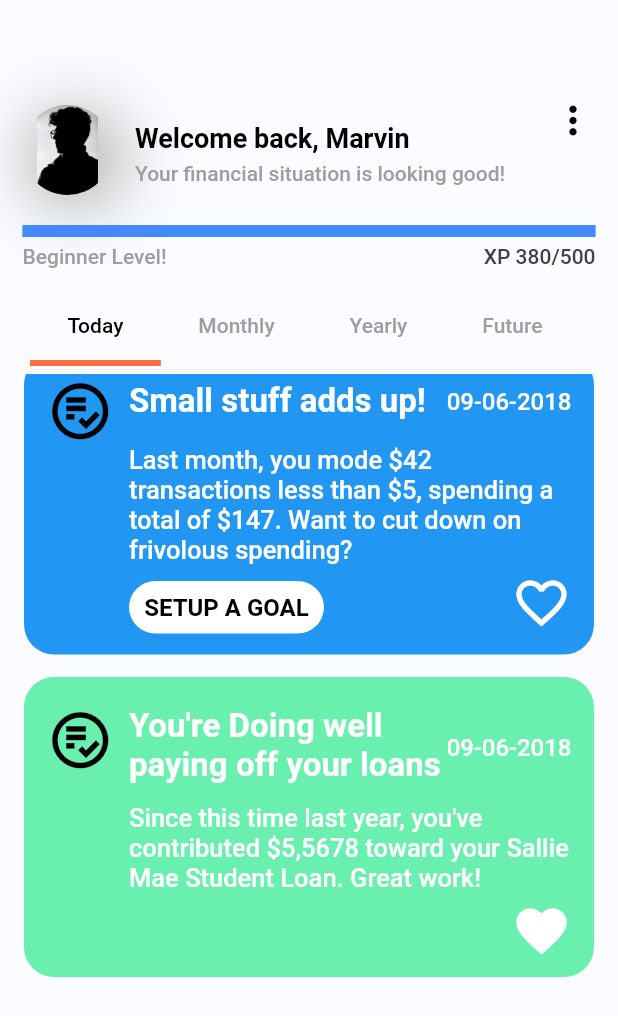
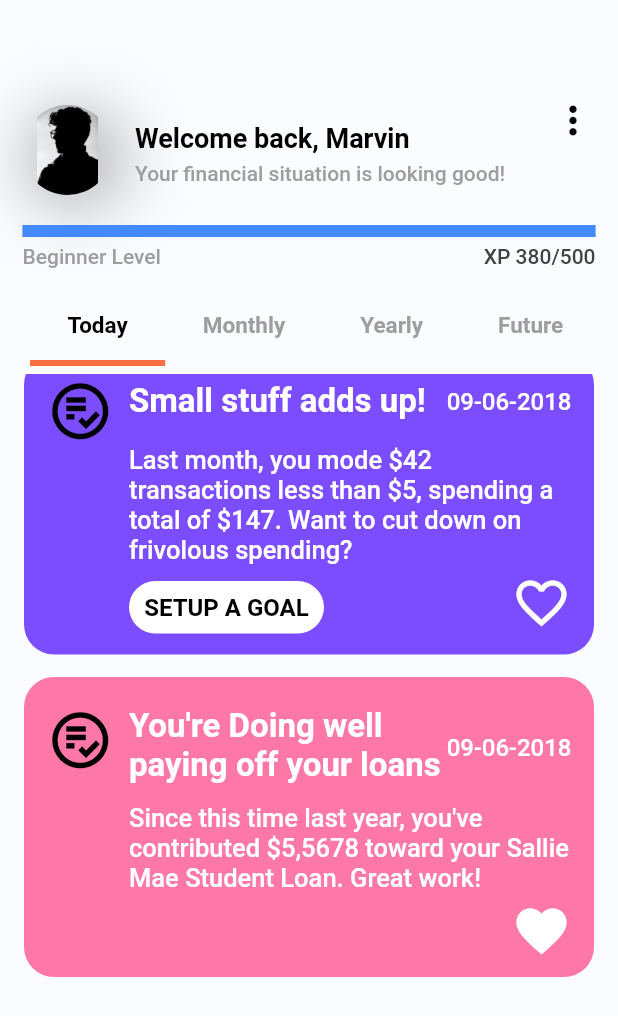
Before and after one commit to MalinthaSamarasinghe/Flutter_Demo_01, a Flutter app: the screen it shows after launch, scrolled down 536 dp, on a phone screen of 412 x 824 dp. Shown: the top 1016 px of the screen. Run offline on Flutter 3.47's test engine with Material 2 defaults, Android fonts, the phone set to English and light mode, and no system bars; our stand-ins replace get.

Commit message:
🎉 Initial Commit

```diff
--- a/lib/main_page.dart
+++ b/lib/main_page.dart
@@ -54,7 +54,7 @@ class _MyHomePageState extends State<MyHomePage> {
                           style: TextStyle(
                             fontSize: 18,
                             color: color.AppColor.homePageTitle,
-                            fontWeight: FontWeight.w700,
+                            fontWeight: FontWeight.w600,
                           ),
                         ),
                       ),
@@ -103,7 +103,7 @@ class _MyHomePageState extends State<MyHomePage> {
               Row(
                 children: [
                   Text(
-                    "Beginner Level!",
+                    "Beginner Level",
                     style: TextStyle(
                       fontSize: 14,
                       color: color.AppColor.profileBackground,
@@ -129,6 +129,10 @@ class _MyHomePageState extends State<MyHomePage> {
                 child: const Align(
                   alignment: Alignment.centerLeft,
                   child: TabBar(
+                    labelStyle: TextStyle(
+                      fontSize: 15,
+                      fontWeight: FontWeight.w700,
+                    ),
                     labelPadding: EdgeInsets.only(left: 25, right: 25),
                     isScrollable: true,
                     labelColor: Colors.black,
@@ -255,7 +259,7 @@ class _MyHomePageState extends State<MyHomePage> {
                                         "SETUP A GOAL",
                                         style: TextStyle(
                                           fontSize: 16,
-                                          fontWeight: FontWeight.w700,
+                                          fontWeight: FontWeight.w500,
                                           color: color.AppColor.homePageTitle,
                                         ),
                                       ),
@@ -382,7 +386,7 @@ class _MyHomePageState extends State<MyHomePage> {
                           ),
                           height: 200.0,
                           decoration: BoxDecoration(
-                            color: Colors.blue,
+                            color: Colors.deepPurpleAccent,
                             borderRadius: BorderRadius.circular(20),
                           ),
                           child: Column(
@@ -494,7 +498,7 @@ class _MyHomePageState extends State<MyHomePage> {
                           height: 200.0,
                           // color: Colors.blueAccent,
                           decoration: BoxDecoration(
-                            color: Colors.greenAccent.withOpacity(1.0),
+                            color: Colors.pinkAccent.withOpacity(0.7),
                             borderRadius: BorderRadius.circular(20),
                           ),
                           child: Column(
@@ -672,7 +676,7 @@ class _MyHomePageState extends State<MyHomePage> {
                                         "SETUP A GOAL",
                                         style: TextStyle(
                                           fontSize: 16,
-                                          fontWeight: FontWeight.w700,
+                                          fontWeight: FontWeight.w500,
                                           color: color.AppColor.homePageTitle,
                                         ),
                                       ),
@@ -799,7 +803,7 @@ class _MyHomePageState extends State<MyHomePage> {
                           ),
                           height: 200.0,
                           decoration: BoxDecoration(
-                            color: Colors.blue,
+                            color: Colors.deepPurpleAccent,
                             borderRadius: BorderRadius.circular(20),
                           ),
                           child: Column(
@@ -911,7 +915,7 @@ class _MyHomePageState extends State<MyHomePage> {
                           height: 200.0,
                           // color: Colors.blueAccent,
                           decoration: BoxDecoration(
-                            color: Colors.greenAccent.withOpacity(1.0),
+                            color: Colors.pinkAccent.withOpacity(0.7),
                             borderRadius: BorderRadius.circular(20),
                           ),
                           child: Column(
@@ -1089,7 +1093,7 @@ class _MyHomePageState extends State<MyHomePage> {
                                         "SETUP A GOAL",
                                         style: TextStyle(
                                           fontSize: 16,
-                                          fontWeight: FontWeight.w700,
+                                          fontWeight: FontWeight.w500,
                                           color: color.AppColor.homePageTitle,
                                         ),
                                       ),
@@ -1216,7 +1220,7 @@ class _MyHomePageState extends State<MyHomePage> {
                           ),
                           height: 200.0,
                           decoration: BoxDecoration(
-                            color: Colors.blue,
+                            color: Colors.deepPurpleAccent,
                             borderRadius: BorderRadius.circular(20),
                           ),
                           child: Column(
@@ -1328,7 +1332,7 @@ class _MyHomePageState extends State<MyHomePage> {
                           height: 200.0,
                           // color: Colors.blueAccent,
                           decoration: BoxDecoration(
-                            color: Colors.greenAccent.withOpacity(1.0),
+                            color: Colors.pinkAccent.withOpacity(0.7),
                             borderRadius: BorderRadius.circular(20),
                           ),
                           child: Column(
@@ -1506,7 +1510,7 @@ class _MyHomePageState extends State<MyHomePage> {
                                         "SETUP A GOAL",
                                         style: TextStyle(
                                           fontSize: 16,
-                                          fontWeight: FontWeight.w700,
+                                          fontWeight: FontWeight.w500,
                                           color: color.AppColor.homePageTitle,
                                         ),
                                       ),
@@ -1633,7 +1637,7 @@ class _MyHomePageState extends State<MyHomePage> {
                           ),
                           height: 200.0,
                           decoration: BoxDecoration(
-                            color: Colors.blue,
+                            color: Colors.deepPurpleAccent,
                             borderRadius: BorderRadius.circular(20),
                           ),
                           child: Column(
@@ -1745,7 +1749,7 @@ class _MyHomePageState extends State<MyHomePage> {
                           height: 200.0,
                           // color: Colors.blueAccent,
                           decoration: BoxDecoration(
-                            color: Colors.greenAccent.withOpacity(1.0),
+                            color: Colors.pinkAccent.withOpacity(0.7),
                             borderRadius: BorderRadius.circular(20),
                           ),
                           child: Column(
```
